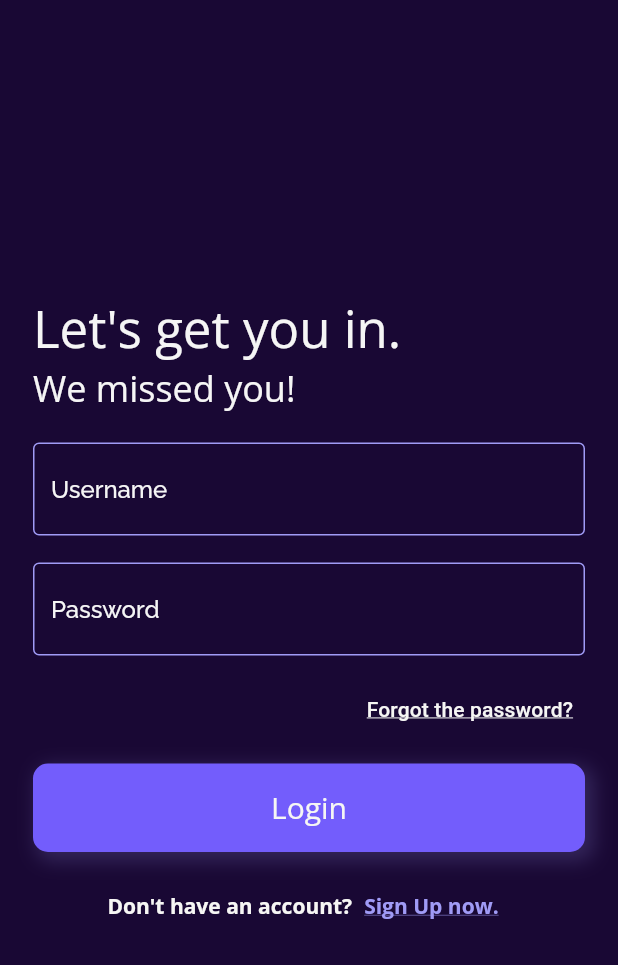
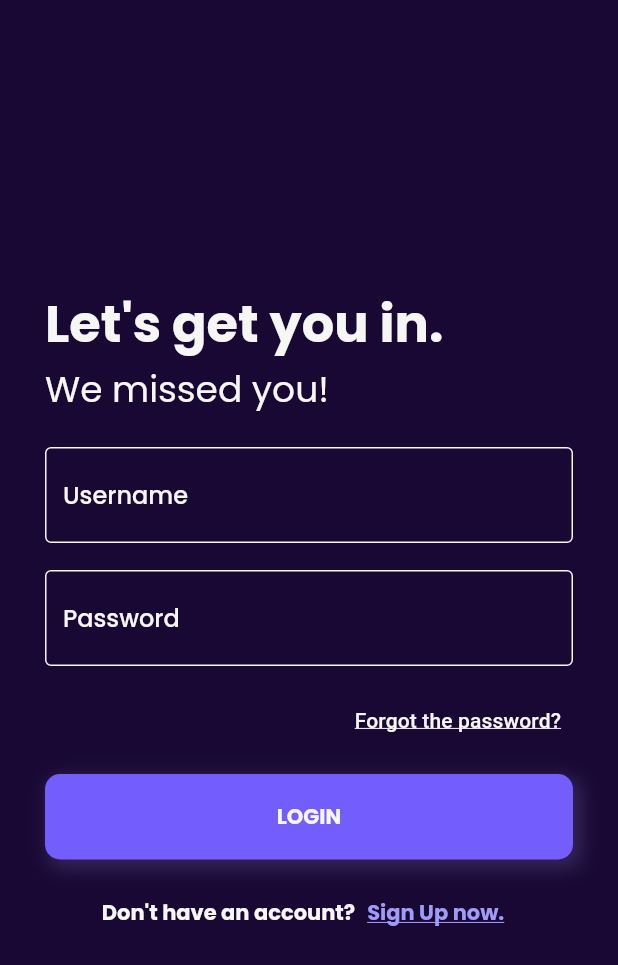
Before and after one commit to TrendingTechnology/isItSafe-APP, a Flutter app: the screen it shows after launch, after a tap on the "close" icon, on a phone screen of 412 x 824 dp. Shown: the top 965 px of the screen. Run offline on Flutter 3.47's test engine with Material 2 defaults, Android fonts, the phone set to English and light mode, and no system bars; our stand-ins replace dio, flutter_svg, google_fonts, shared_preferences, simple_animations, smooth_page_indicator.

Commit message:
mudanças e refatoração na tela de login, criação do presenter e modificação nos blocs

```diff
--- /dev/null
+++ b/lib/bloc/login_bloc.dart
@@ -0,0 +1,20 @@
+import 'dart:async';
+
+class LoginBloc {
+  late StreamController<bool> _buttonController;
+  Stream<bool> get btnStream => _buttonController.stream;
+  Sink<bool> get btnSink => _buttonController.sink;
+
+  LoginBloc() {
+    _buttonController = StreamController.broadcast();
+  }
+
+  enableButton({required String username, required String password}) {
+    bool isBtnEnable = (username.isNotEmpty && password.isNotEmpty);
+    btnSink.add(isBtnEnable);
+  }
+
+  dispose() {
+    _buttonController.close();
+  }
+}
--- /dev/null
+++ b/lib/components/basic_button_item.dart
@@ -0,0 +1,47 @@
+import 'package:flutter/material.dart';
+import 'package:is_it_safe/utils/style/colors.dart';
+
+class BasicButton extends StatelessWidget {
+  final String text;
+  final Function()? onTap;
+  final Color? color;
+
+  BasicButton({
+    Key? key,
+    required this.text,
+    this.onTap,
+    this.color,
+  }) : super(key: key);
+
+  @override
+  Widget build(BuildContext context) {
+    return GestureDetector(
+      onTap: onTap,
+      child: Container(
+        padding: EdgeInsets.fromLTRB(0, 18, 0, 18),
+        decoration: BoxDecoration(
+          color: color ?? backgroundContainerColor,
+          borderRadius: BorderRadius.circular(10),
+          boxShadow: [
+            BoxShadow(
+              color: accentColor.withOpacity(0.2),
+              offset: Offset(4, 4),
+              blurRadius: 10,
+              spreadRadius: 2,
+            )
+          ],
+        ),
+        child: Center(
+          child: Text(
+            text.toUpperCase(),
+            style: Theme.of(context).textTheme.button!.copyWith(
+                  color: Theme.of(context).primaryColor,
+                  fontWeight: FontWeight.bold,
+                  fontSize: 14,
+                ),
+          ),
+        ),
+      ),
+    );
+  }
+}
--- a/lib/components/isItsafeButtonComponent.dart
+++ /dev/null
@@ -1,52 +0,0 @@
-import 'package:flutter/material.dart';
-import 'package:is_it_safe/utils/style/colors.dart';
-
-class IsItSafeButtonComponent extends StatelessWidget {
-  final String buttonText;
-  final Function buttonFunction;
-  final Color? color;
-  final bool whiteFont;
-
-  IsItSafeButtonComponent(
-      {Key? key,
-      required this.buttonText,
-      required this.buttonFunction,
-      required this.whiteFont,
-      this.color})
-      : super(key: key);
-
-  @override
-  Widget build(BuildContext context) {
-    return GestureDetector(
-      onTap: () => buttonFunction(),
-      child: Container(
-        padding: EdgeInsets.all(16),
-        decoration: BoxDecoration(
-          color: color ?? backgroundContainerColor,
-          borderRadius: BorderRadius.circular(10),
-          boxShadow: [
-            BoxShadow(
-                color: accentColor.withOpacity(0.2),
-                offset: Offset(4, 4),
-                blurRadius: 10,
-                spreadRadius: 2)
-          ],
-        ),
-        child: Center(
-          child: Text(
-            buttonText,
-            style: whiteFont
-                ? Theme.of(context)
-                    .textTheme
-                    .headline6!
-                    .copyWith(color: whiteColor)
-                : Theme.of(context)
-                    .textTheme
-                    .headline6!
-                    .copyWith(color: accentColor),
-          ),
-        ),
-      ),
-    );
-  }
-}
--- a/lib/components/on_boarding_page_template.dart
+++ b/lib/components/on_boarding_page_template.dart
@@ -99,7 +99,7 @@ class OnBoardingPageTemplate extends StatelessWidget {
                           decoration: BoxDecoration(
                             borderRadius: BorderRadius.circular(8),
                             border: Border.all(
-                              color: whiteColor,
+                              color: Theme.of(context).primaryColor,
                               width: 1.5,
                             ),
                           ),
--- a/lib/pages/login_page.dart
+++ b/lib/pages/login_page.dart
@@ -1,9 +1,13 @@
 import 'dart:ui';
 
 import 'package:flutter/material.dart';
-import 'package:is_it_safe/components/isItsafeButtonComponent.dart';
+import 'package:is_it_safe/bloc/login_bloc.dart';
+import 'package:is_it_safe/components/basic_button_item.dart';
 import 'package:is_it_safe/generated/l10n.dart';
+import 'package:is_it_safe/presenter/LoginPresenter/login_presenter.dart';
+import 'package:is_it_safe/presenter/LoginPresenter/login_presenter_contract.dart';
 import 'package:is_it_safe/utils/helpers/helpers.dart';
+import 'package:is_it_safe/utils/helpers/manage_dialogs.dart';
 import 'package:is_it_safe/utils/style/colors.dart';
 
 class LoginPage extends StatefulWidget {
@@ -13,81 +17,158 @@ class LoginPage extends StatefulWidget {
   _LoginPageState createState() => _LoginPageState();
 }
 
-class _LoginPageState extends State<LoginPage> {
-  TextEditingController _userNameController = TextEditingController();
-  TextEditingController _passwordController = TextEditingController();
+class _LoginPageState extends State<LoginPage> implements LoginPageContract {
+  late LoginPresenter _presenter = LoginPresenter(this, LoginBloc());
 
-  final _formKey = GlobalKey<FormState>();
+  @override
+  void initState() {
+    super.initState();
+  }
+
+  @override
+  loginSuccess() {
+    // TODO: implement loginSuccess
+  }
+
+  @override
+  onError({required String message}) {
+    setState(() {
+      ManagerDialogs.showErrorDialog(context, message);
+    });
+  }
+
+  @override
+  navigateToForgotPassword() {
+    // TODO: implement navigateToForgotPassword
+  }
+
+  @override
+  navigateToRegister() {
+    // TODO: implement navigateToRegister
+  }
 
   @override
   Widget build(BuildContext context) {
     return Scaffold(
+      key: _presenter.scaffoldKey,
       body: Center(
         child: SingleChildScrollView(
-          child: Container(
-            padding: EdgeInsets.only(right: 22.0, left: 22.0),
+          child: Padding(
+            padding: EdgeInsets.all(30),
+            child: Form(
+              key: _presenter.formKey,
               child: Column(
+                crossAxisAlignment: CrossAxisAlignment.start,
                 children: [
+                  ///Text
                   Padding(
                     padding: EdgeInsets.only(bottom: 20.0),
-                  child: Align(
-                    alignment: Alignment.centerLeft,
                     child: RichText(
                       text: TextSpan(
                         children: [
                           TextSpan(
-                            text: "${S.of(context).loginPageGreetText1_0}\n",
-                            style: Theme.of(context).textTheme.headline4,
+                            text: "${S.of(context).loginPageTitle}\n",
+                            style: Theme.of(context)
+                                .textTheme
+                                .headline4!
+                                .copyWith(fontWeight: FontWeight.bold),
                           ),
                           TextSpan(
-                              text: "${S.of(context).loginPageGreetText1_1}",
-                              style: Theme.of(context).textTheme.headline5)
+                            text: "${S.of(context).loginPageSubtitle}",
+                            style: Theme.of(context).textTheme.headline5,
+                          )
                         ],
                       ),
                     ),
                   ),
+
+                  ///UsernameField
+                  Padding(
+                    padding: EdgeInsets.only(bottom: 18.0),
+                    child: TextFormField(
+                      controller: _presenter.usernameController,
+                      decoration: InputDecoration(
+                        hintText: S.of(context).username,
                       ),
-                FormComponent(
-                    formKey: _formKey,
-                    userNameController: _userNameController,
-                    passwordController: _passwordController),
+                      onChanged: (value) => _presenter.enableButton(),
+                      validator: (value) {
+                        if (!Helpers.validateName(value!)) {
+                          return S.of(context).loginErrorUsername;
+                        } else {
+                          return null;
+                        }
+                      },
+                    ),
+                  ),
+
+                  ///Password Field
+                  TextFormField(
+                    controller: _presenter.passwordController,
+                    decoration: InputDecoration(
+                      hintText: S.of(context).password,
+                    ),
+                    onChanged: (value) => _presenter.enableButton(),
+                    validator: (value) {
+                      if (!Helpers.validatePassword(value!)) {
+                        return S.of(context).loginErrorPassword;
+                      } else {
+                        return null;
+                      }
+                    },
+                  ),
+
+                  ///Forgot the password button
                   Padding(
                     padding: const EdgeInsets.only(top: 12.0, bottom: 12.0),
                     child: Align(
                       alignment: Alignment.centerRight,
                       child: TextButton(
                         child: Text(
-                        S.of(context).loginButtonText1_0,
-                        style: Theme.of(context).textTheme.subtitle2!.copyWith(
-                            color: whiteColor,
-                            decoration: TextDecoration.underline),
+                          S.of(context).forgotThePasswordBtn,
+                          style:
+                              Theme.of(context).textTheme.subtitle2!.copyWith(
+                                    color: Theme.of(context).primaryColor,
+                                    decoration: TextDecoration.underline,
                                   ),
-                      onPressed: () => null,
+                        ),
+                        onPressed: navigateToForgotPassword,
                       ),
                     ),
                   ),
-                IsItSafeButtonComponent(
-                  buttonText: S.of(context).loginButtonText1_1,
-                  buttonFunction: () => null,
-                  whiteFont: true,
+
+                  ///Login button
+                  StreamBuilder<bool>(
+                    stream: _presenter.bloc.btnStream,
+                    initialData: false,
+                    builder: (context, snapshot) {
+                      return BasicButton(
+                        text: S.of(context).login,
+                        onTap: () => _presenter.doLogin(),
+                      );
+                    },
                   ),
+
+                  ///Don't have an account button
                   Padding(
                     padding: EdgeInsets.only(top: 12.0),
                     child: Row(
                       mainAxisAlignment: MainAxisAlignment.center,
                       children: [
                         Text(
-                        S.of(context).loginButtonText1_2,
+                          S.of(context).dontHaveAccount,
                           style: TextStyle(
-                            color: whiteColor, fontWeight: FontWeight.bold),
+                            color: Theme.of(context).primaryColor,
+                            fontWeight: FontWeight.bold,
+                          ),
                         ),
                         TextButton(
-                        onPressed: () => null,
+                          onPressed: navigateToRegister,
                           child: Text(
-                          S.of(context).loginButtonText1_3,
+                            S.of(context).signUp,
                             style: TextStyle(
                               color: accentColor,
-                              decoration: TextDecoration.underline),
+                              decoration: TextDecoration.underline,
+                            ),
                           ),
                         )
                       ],
@@ -98,59 +179,6 @@ class _LoginPageState extends State<LoginPage> {
             ),
           ),
         ),
-    );
-  }
-}
-
-class FormComponent extends StatelessWidget {
-  const FormComponent({
-    Key? key,
-    required GlobalKey<FormState> formKey,
-    required TextEditingController userNameController,
-    required TextEditingController passwordController,
-  })  : _formKey = formKey,
-        _userNameController = userNameController,
-        _passwordController = passwordController,
-        super(key: key);
-
-  final GlobalKey<FormState> _formKey;
-  final TextEditingController _userNameController;
-  final TextEditingController _passwordController;
-
-  @override
-  Widget build(BuildContext context) {
-    return Form(
-      key: _formKey,
-      child: Column(
-        children: [
-          Padding(
-            padding: EdgeInsets.only(bottom: 18.0),
-            child: TextFormField(
-              controller: _userNameController,
-              validator: (value) {
-                if (Helpers.validateName(value)) {
-                  return S.of(context).loginFormFieldTip2_0;
-                } else {
-                  return null;
-                }
-              },
-              decoration:
-                  InputDecoration(hintText: S.of(context).loginFormFieldTip1_0),
-            ),
-          ),
-          TextFormField(
-            controller: _passwordController,
-            validator: (value) {
-              if (Helpers.validatePassword(value!)) {
-                return S.of(context).loginFormFieldTip2_0;
-              } else {
-                return null;
-              }
-            },
-            decoration:
-                InputDecoration(hintText: S.of(context).loginFormFieldTip1_1),
-          ),
-        ],
       ),
     );
   }
--- /dev/null
+++ b/lib/presenter/LoginPresenter/login_presenter.dart
@@ -0,0 +1,42 @@
+import 'package:flutter/material.dart';
+import 'package:is_it_safe/bloc/login_bloc.dart';
+import 'package:is_it_safe/service/login_service.dart';
+
+import 'login_presenter_contract.dart';
+
+class LoginPresenter implements LoginPresenterContract {
+  final LoginPageContract _contract;
+  final LoginBloc bloc;
+  late final LoginService _service;
+  final scaffoldKey = GlobalKey<ScaffoldState>();
+  final formKey = GlobalKey<FormState>();
+  late TextEditingController usernameController;
+  late TextEditingController passwordController;
+
+  LoginPresenter(this._contract, this.bloc) {
+    _service = LoginService();
+    usernameController = TextEditingController();
+    passwordController = TextEditingController();
+  }
+
+  @override
+  doLogin() async {
+    formKey.currentState!.validate();
+    try {
+      await _service.doLogin(
+        username: usernameController.text,
+        password: passwordController.text,
+      );
+    } catch (e) {
+      _contract.onError(message: e.toString());
+    }
+  }
+
+  @override
+  enableButton() async {
+    await bloc.enableButton(
+      username: usernameController.text,
+      password: passwordController.text,
+    );
+  }
+}
--- /dev/null
+++ b/lib/presenter/LoginPresenter/login_presenter_contract.dart
@@ -0,0 +1,11 @@
+abstract class LoginPageContract {
+  onError({required String message});
+  loginSuccess();
+  navigateToRegister();
+  navigateToForgotPassword();
+}
+
+abstract class LoginPresenterContract {
+  doLogin();
+  enableButton();
+}
--- /dev/null
+++ b/lib/service/login_service.dart
@@ -0,0 +1,3 @@
+class LoginService {
+  doLogin({required String username, required String password}) async {}
+}
--- a/lib/utils/helpers/helpers.dart
+++ b/lib/utils/helpers/helpers.dart
@@ -1,6 +1,6 @@
 class Helpers {
-  static bool validateName(String? name) {
-    if (name!.isEmpty) {
+  static bool validateName(String name) {
+    if (name.isEmpty) {
       return false;
     }
     return true;
--- a/lib/utils/style/colors.dart
+++ b/lib/utils/style/colors.dart
@@ -2,12 +2,12 @@ import 'package:flutter/material.dart';
 
 // TODO: Verificar se alterações de cores foram implementadas corretamente.
 
-const Color primaryColor = Color(0xFF707070);
+const Color primaryColor = Color(0xFFF6F6F4);
 const Color backgroundColor = Color(0xFF190834);
 const Color backgroundContainerColor = Color(0xFF735DFC);
 const Color accentColor = Color(0xFFA09BF6);
 const Color accentLightColor = Color(0xFFede7f6);
-const Color whiteColor = Color(0xFFF6F6F4);
 const Color errorColor = Color(0xFFB44242);
+const Color inputFocusedColor = Color(0xFF7453F9);
 
-const Color primaryTextColor = Color(0xFFf5f5f5);
+const Color primaryTextColor = Color(0xFFF6F6F4);
```
Also changed, not shown: lib/l10n/intl_en.arb (+14 -10 lines), lib/l10n/intl_pt.arb (+14 -10 lines), lib/utils/style/themes/base_theme.dart (+16 -16 lines), lib/generated/intl/messages_en.dart, lib/generated/intl/messages_pt.dart, lib/generated/l10n.dart. Lines whose indentation alone changed are shown as unchanged.
